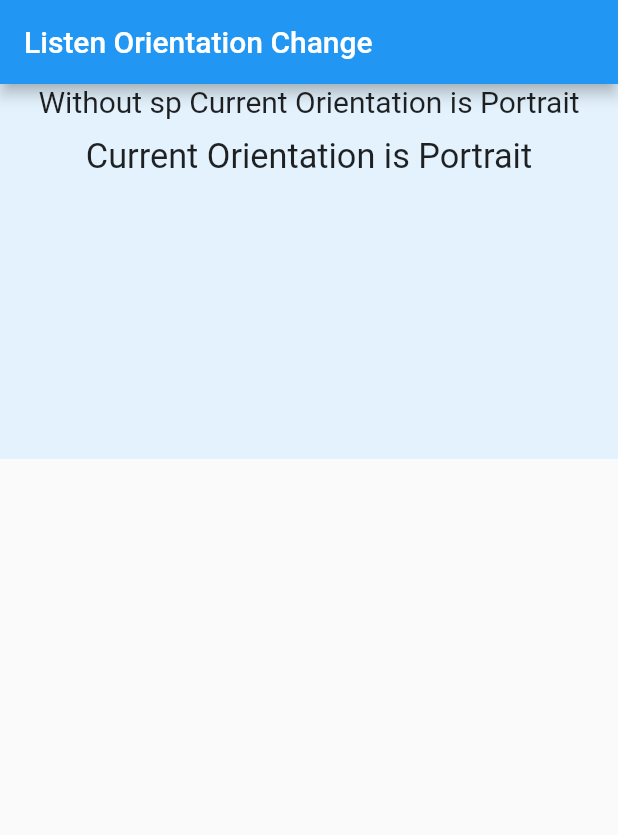
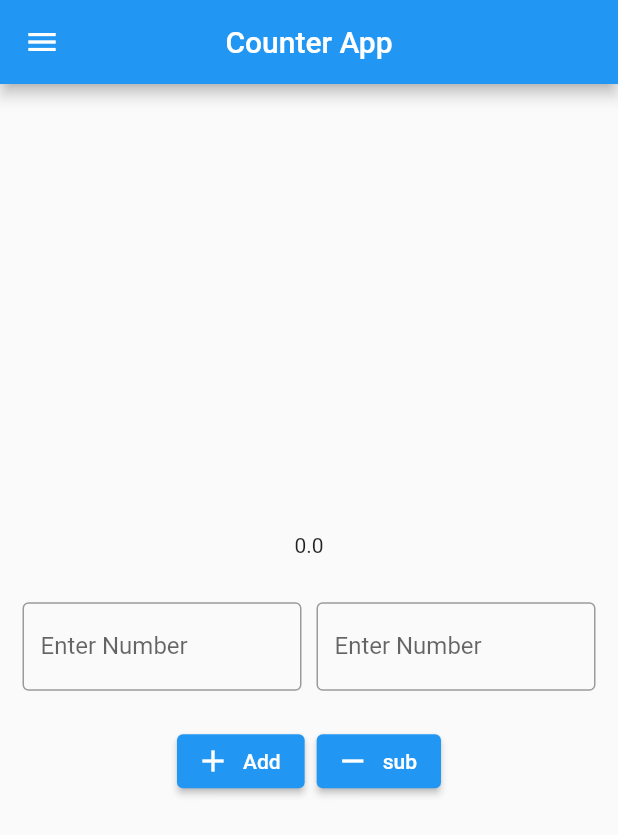
Before and after one commit to sajjadrahman56/Flutter-Journey, a Flutter app: the screen it shows after launch, on a phone screen of 412 x 824 dp. Shown: the top 835 px of the screen. Run offline on Flutter 3.47's test engine with Material 2 defaults, Android fonts, the phone set to English and light mode, and no system bars; our stand-ins replace flutter_screenutil.

Commit message:
counter app

```diff
--- /dev/null
+++ b/fl_cl09_project/lib/clc/class_2_li.dart
@@ -0,0 +1,122 @@
+import 'package:flutter/material.dart';
+
+class SumCounter extends StatefulWidget {
+  const SumCounter({super.key});
+
+  @override
+  State<SumCounter> createState() => _SumCounterState();
+}
+
+class _SumCounterState extends State<SumCounter> {
+  final TextEditingController _controller1 = TextEditingController();
+  final TextEditingController _controller2 = TextEditingController();
+  final GlobalKey<FormState> _formKey = GlobalKey<FormState>();
+  double sum = 0;
+  double sub = 0;
+
+  @override
+  Widget build(BuildContext context) {
+    return Scaffold(
+      appBar: AppBar(
+        title: const Text('Counter App'),
+        centerTitle: true,
+        leading: Icon(Icons.menu),
+      ),
+      body: Center(
+        child: Column(
+          mainAxisAlignment: MainAxisAlignment.center,
+          children: [
+            Padding(padding: const EdgeInsets.all(15), child: Text('$sum')),
+            Padding(
+              padding: const EdgeInsets.all(15),
+              child: Form(
+                key: _formKey,
+                child: Row(
+                  children: [
+                    Expanded(
+                      flex: 50,
+                      child: TextFormField(
+                        keyboardType: TextInputType.number,
+                        controller: _controller1,
+                        textInputAction: TextInputAction.next,
+                        decoration: const InputDecoration(
+                            border: OutlineInputBorder(),
+                            labelText: 'Enter Number',
+                            hintText: 'Num 1'),
+                        validator: (value) {
+                          if (value!.isEmpty) {
+                            return 'Please Enter Number';
+                          }
+                          return null;
+                        },
+                      ),
+                    ),
+                    const SizedBox(
+                      width: 10,
+                    ),
+                    Expanded(
+                      flex: 50,
+                      child: TextFormField(
+                        keyboardType: TextInputType.number,
+                        controller: _controller2,
+                        decoration: const InputDecoration(
+                          border: OutlineInputBorder(),
+                          labelText: 'Enter Number',
+                        ),
+                        validator: (value) {
+                          if (value!.isEmpty) {
+                            return 'Please Enter Number';
+                          }
+                          return null;
+                        },
+                      ),
+                    )
+                  ],
+                ),
+              ),
+            ),
+            ButtonBar(
+              alignment: MainAxisAlignment.center,
+              children: [
+                ElevatedButton.icon(
+                  onLongPress: () {
+                    _controller1.text = 0.toString();
+                    _controller2.text = 0.toString();
+                  },
+                  onPressed: () {
+                    if (_formKey.currentState!.validate()) {
+                      double num1 = double.parse(_controller1.text.trim());
+                      double num2 = double.parse(_controller2.text.trim());
+                      print('first number $num1 and second number $num2');
+                      sum = (num1 + num2);
+                    }
+                    setState(() {
+                      sum = sum;
+                    });
+                  },
+                  icon: const Icon(Icons.add),
+                  label: const Text('Add'),
+                ),
+                ElevatedButton.icon(
+                  onPressed: () {
+                    if (_formKey.currentState!.validate()) {
+                      double num1 = double.parse(_controller1.text.trim());
+                      double num2 = double.parse(_controller2.text.trim());
+                      print('first number $num1 and second number $num2');
+                      sub = (num1 - num2);
+                    }
+                    setState(() {
+                      sum = sub;
+                    });
+                  },
+                  icon: const Icon(Icons.remove),
+                  label: const Text('sub'),
+                ),
+              ],
+            )
+          ],
+        ),
+      ),
+    );
+  }
+}
--- a/fl_cl09_project/lib/main.dart
+++ b/fl_cl09_project/lib/main.dart
@@ -1,8 +1,9 @@
-import 'package:fl_cl09_project/rspn.dart';
+import 'package:fl_cl09_project/clc/class_2_li.dart';
+
 import 'package:flutter/material.dart';
 
 void main() {
-  runApp(MyApp2());
+  runApp(MyApp());
 }
 
 class MyApp extends StatelessWidget {
@@ -15,7 +16,7 @@ class MyApp extends StatelessWidget {
             colorScheme: ColorScheme.fromSwatch(
           primarySwatch: Colors.blue,
         )),
-        home: Class1() // const MyHomePage(title: 'Todo'),
+        home: SumCounter() // Class1() // const MyHomePage(title: 'Todo'),
         );
   }
 }
```
Also changed, not shown: fl_cl09_project/lib/clc/rspn.dart (renamed from fl_cl09_project/lib/rspn.dart), fl_cl09_project/lib/pre-rec/home_screen.dart (renamed from fl_cl09_project/lib/home_screen.dart).
